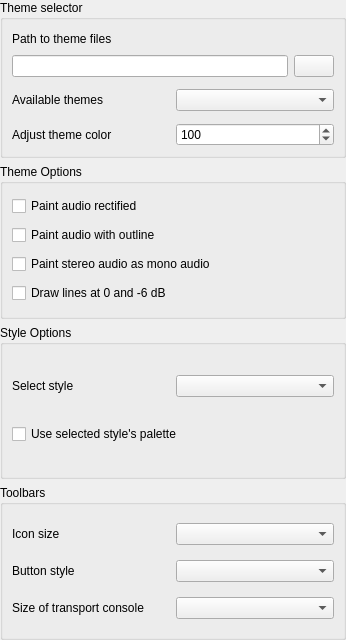
Old version of the form src/traverso/ui/ThemeConfigPage.ui in the repository ErwanLegrand/Traverso-DAW.
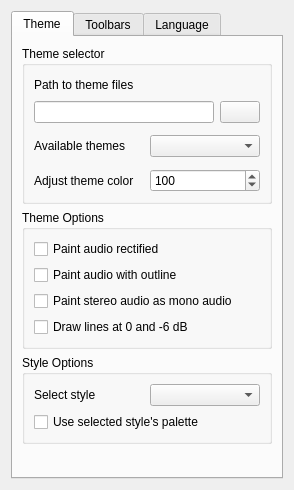
New version of the form.

Commit message: * cleanups in the settings pages, added Language selection dropdown box, though it's not storing the preference yet

What changed in the file:
```diff
--- a/src/traverso/ui/ThemeConfigPage.ui
+++ b/src/traverso/ui/ThemeConfigPage.ui
@@ -5,20 +5,24 @@
    <rect>
     <x>0</x>
     <y>0</y>
-    <width>346</width>
-    <height>640</height>
+    <width>294</width>
+    <height>490</height>
    </rect>
   </property>
   <property name="windowTitle" >
    <string>Form</string>
   </property>
-  <layout class="QVBoxLayout" name="verticalLayout_2" >
-   <property name="spacing" >
-    <number>6</number>
-   </property>
-   <property name="margin" >
+  <layout class="QVBoxLayout" >
+   <item>
+    <widget class="QTabWidget" name="tabWidget" >
+     <property name="currentIndex" >
     <number>0</number>
    </property>
+     <widget class="QWidget" name="tab" >
+      <attribute name="title" >
+       <string>Theme</string>
+      </attribute>
+      <layout class="QVBoxLayout" >
    <item>
     <widget class="QGroupBox" name="groupBox" >
      <property name="sizePolicy" >
@@ -34,7 +38,16 @@
       <property name="spacing" >
        <number>12</number>
       </property>
-      <property name="margin" >
+          <property name="leftMargin" >
+           <number>9</number>
+          </property>
+          <property name="topMargin" >
+           <number>9</number>
+          </property>
+          <property name="rightMargin" >
+           <number>9</number>
+          </property>
+          <property name="bottomMargin" >
        <number>9</number>
       </property>
       <item>
@@ -42,7 +55,16 @@
         <property name="spacing" >
          <number>6</number>
         </property>
-        <property name="margin" >
+            <property name="leftMargin" >
+             <number>0</number>
+            </property>
+            <property name="topMargin" >
+             <number>0</number>
+            </property>
+            <property name="rightMargin" >
+             <number>0</number>
+            </property>
+            <property name="bottomMargin" >
          <number>0</number>
         </property>
         <item>
@@ -50,7 +72,16 @@
           <property name="spacing" >
            <number>6</number>
           </property>
-          <property name="margin" >
+              <property name="leftMargin" >
+               <number>0</number>
+              </property>
+              <property name="topMargin" >
+               <number>0</number>
+              </property>
+              <property name="rightMargin" >
+               <number>0</number>
+              </property>
+              <property name="bottomMargin" >
            <number>0</number>
           </property>
           <item>
@@ -121,7 +152,16 @@
         <property name="spacing" >
          <number>6</number>
         </property>
-        <property name="margin" >
+            <property name="leftMargin" >
+             <number>0</number>
+            </property>
+            <property name="topMargin" >
+             <number>0</number>
+            </property>
+            <property name="rightMargin" >
+             <number>0</number>
+            </property>
+            <property name="bottomMargin" >
          <number>0</number>
         </property>
         <item>
@@ -188,7 +228,16 @@
       <property name="spacing" >
        <number>6</number>
       </property>
-      <property name="margin" >
+          <property name="leftMargin" >
+           <number>9</number>
+          </property>
+          <property name="topMargin" >
+           <number>9</number>
+          </property>
+          <property name="rightMargin" >
+           <number>9</number>
+          </property>
+          <property name="bottomMargin" >
        <number>9</number>
       </property>
       <item>
@@ -235,13 +284,22 @@
      <property name="title" >
       <string>Style Options</string>
      </property>
-     <layout class="QVBoxLayout" name="verticalLayout" >
+         <layout class="QVBoxLayout" >
       <item>
        <layout class="QHBoxLayout" >
         <property name="spacing" >
          <number>6</number>
         </property>
-        <property name="margin" >
+            <property name="leftMargin" >
+             <number>0</number>
+            </property>
+            <property name="topMargin" >
+             <number>0</number>
+            </property>
+            <property name="rightMargin" >
+             <number>0</number>
+            </property>
+            <property name="bottomMargin" >
          <number>0</number>
         </property>
         <item>
@@ -280,13 +338,33 @@
     </widget>
    </item>
    <item>
+        <spacer>
+         <property name="orientation" >
+          <enum>Qt::Vertical</enum>
+         </property>
+         <property name="sizeHint" >
+          <size>
+           <width>20</width>
+           <height>40</height>
+          </size>
+         </property>
+        </spacer>
+       </item>
+      </layout>
+     </widget>
+     <widget class="QWidget" name="tab_2" >
+      <attribute name="title" >
+       <string>Toolbars</string>
+      </attribute>
+      <layout class="QVBoxLayout" >
+       <item>
     <widget class="QGroupBox" name="toolbarGroupBox" >
      <property name="title" >
       <string>Toolbars</string>
      </property>
-     <layout class="QVBoxLayout" name="verticalLayout_3" >
+         <layout class="QVBoxLayout" >
       <item>
-       <layout class="QHBoxLayout" name="horizontalLayout" >
+           <layout class="QHBoxLayout" >
         <item>
          <widget class="QLabel" name="label_5" >
           <property name="text" >
@@ -300,7 +378,7 @@
        </layout>
       </item>
       <item>
-       <layout class="QHBoxLayout" name="horizontalLayout_3" >
+           <layout class="QHBoxLayout" >
         <item>
          <widget class="QLabel" name="label_7" >
           <property name="text" >
@@ -314,7 +392,7 @@
        </layout>
       </item>
       <item>
-       <layout class="QHBoxLayout" name="horizontalLayout_2" >
+           <layout class="QHBoxLayout" >
         <item>
          <widget class="QLabel" name="label_6" >
           <property name="text" >
@@ -327,7 +405,60 @@
         </item>
        </layout>
       </item>
-     </layout>
+          <item>
+           <spacer>
+            <property name="orientation" >
+             <enum>Qt::Vertical</enum>
+            </property>
+            <property name="sizeHint" >
+             <size>
+              <width>20</width>
+              <height>40</height>
+             </size>
+            </property>
+           </spacer>
+          </item>
+         </layout>
+        </widget>
+       </item>
+      </layout>
+     </widget>
+     <widget class="QWidget" name="tab_3" >
+      <attribute name="title" >
+       <string>Language</string>
+      </attribute>
+      <layout class="QVBoxLayout" >
+       <item>
+        <widget class="QGroupBox" name="groupBox_3" >
+         <property name="title" >
+          <string>Interface Language</string>
+         </property>
+         <layout class="QVBoxLayout" >
+          <item>
+           <widget class="QComboBox" name="languageComboBox" >
+            <property name="insertPolicy" >
+             <enum>QComboBox::InsertAlphabetically</enum>
+            </property>
+           </widget>
+          </item>
+          <item>
+           <spacer>
+            <property name="orientation" >
+             <enum>Qt::Vertical</enum>
+            </property>
+            <property name="sizeHint" >
+             <size>
+              <width>20</width>
+              <height>40</height>
+             </size>
+            </property>
+           </spacer>
+          </item>
+         </layout>
+        </widget>
+       </item>
+      </layout>
+     </widget>
     </widget>
    </item>
   </layout>
```
Left out of the diff: 24 changed lines with no effect on the pictures. Lines whose indentation alone changed are shown as unchanged. The commit also changes 9 other files.
